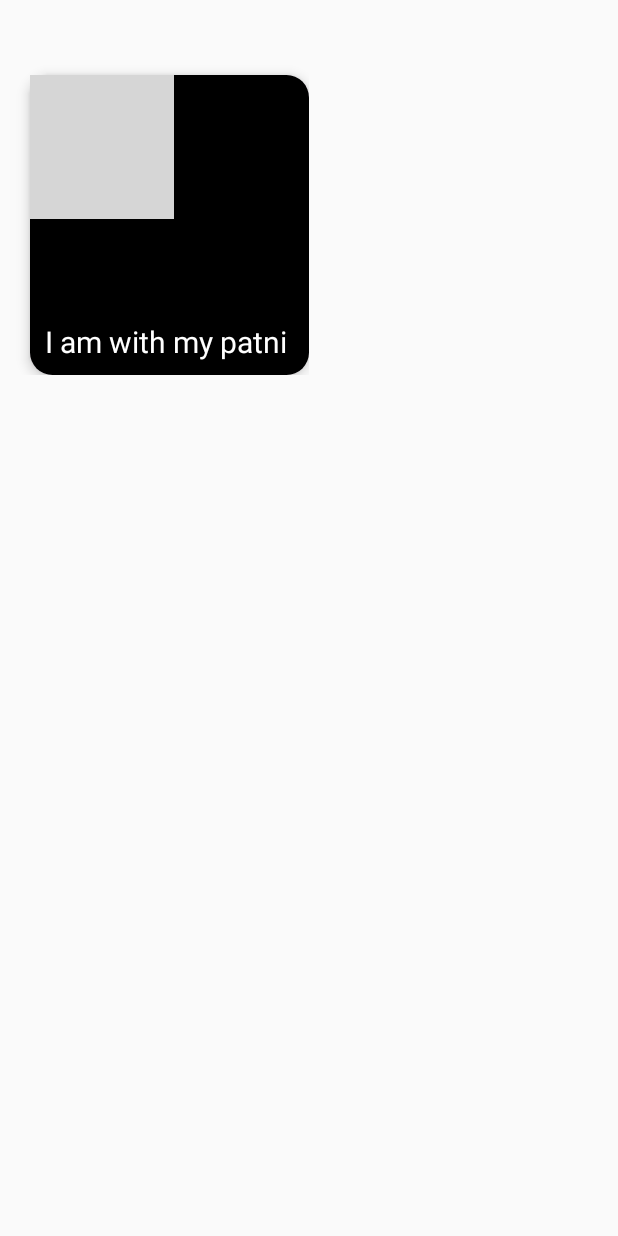
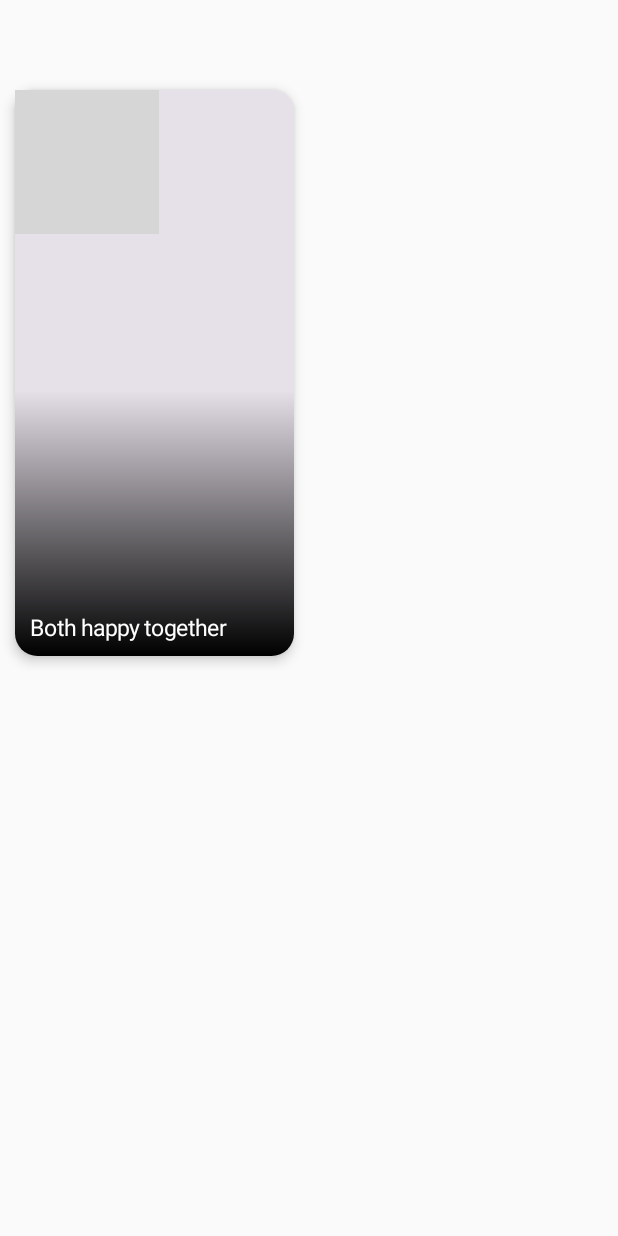
Before and after one commit to Sumant-Kushwaha/Jetpack-Compose, an Android app built with Jetpack Compose: the screen it shows after launch (MainActivity), on a phone screen of 412 x 824 dp. Run offline under Robolectric (Android 15) with nearby library versions, the phone set to English and light mode, and no system bars; grey boxes are pictures that could not be loaded.

Commit message:
Card updated

```diff
--- a/ComposeComponent/app/src/main/java/com/amigo/composecomponent/Cards.kt
+++ b/ComposeComponent/app/src/main/java/com/amigo/composecomponent/Cards.kt
@@ -8,38 +8,23 @@ import androidx.compose.foundation.layout.fillMaxSize
 import androidx.compose.foundation.layout.fillMaxWidth
 import androidx.compose.foundation.layout.height
 import androidx.compose.foundation.layout.padding
-import androidx.compose.foundation.layout.width
 import androidx.compose.foundation.shape.RoundedCornerShape
 import androidx.compose.material3.Card
 import androidx.compose.material3.CardDefaults
-import androidx.compose.material3.CardElevation
 import androidx.compose.material3.Text
 import androidx.compose.runtime.Composable
 import androidx.compose.ui.Alignment
 import androidx.compose.ui.Modifier
 import androidx.compose.ui.graphics.Brush
 import androidx.compose.ui.graphics.Color
+import androidx.compose.ui.graphics.painter.Painter
 import androidx.compose.ui.layout.ContentScale
-import androidx.compose.ui.res.painterResource
 import androidx.compose.ui.text.TextStyle
-import androidx.compose.ui.tooling.preview.Preview
 import androidx.compose.ui.unit.dp
 import androidx.compose.ui.unit.sp
 
-@Preview(showBackground = true, showSystemUi = true)
 @Composable
-fun PreviewFunction() {
-    Box(
-        modifier = Modifier
-            .fillMaxWidth(.5f)
-            .padding(20.dp, top = 50.dp)
-    ) {
-        ImageCard()
-    }
-}
-
-@Composable
-fun ImageCard() {
+fun ImageCard(painter: Painter, description: String, title: String) {
     Card(
         modifier = Modifier
             .fillMaxWidth(),
@@ -48,14 +33,13 @@ fun ImageCard() {
     ) {
         Box(
             modifier = Modifier
-                .height(200.dp)
+                .fillMaxHeight(.5f)
         ) {
             Image(
-                painterResource(R.drawable.image),
-                contentDescription = "Me and my wife",
+                painter,
+                description,
                 contentScale = ContentScale.Crop
             )
-
             Box(
                 modifier = Modifier
                     .fillMaxSize()
@@ -69,21 +53,13 @@ fun ImageCard() {
                         )
                     )
             )
-            Box(
-                modifier = Modifier
-                    .fillMaxSize()
-                    .padding(10.dp),
-                contentAlignment = Alignment.BottomStart
-            ) {
-                Text(
-                    text = "I am with my patni",
-                    style = TextStyle(
-                        fontSize = 20.sp,
-                        color = Color.White
-                    )
-                )
+            Box(modifier= Modifier
+                .fillMaxSize()
+                .padding(10.dp),
+                contentAlignment = Alignment.BottomStart){
+                Text(text = title,
+                    style = TextStyle(Color.White, fontSize = 15.sp))
             }
         }
-
     }
 }
--- a/ComposeComponent/app/src/main/java/com/amigo/composecomponent/MainActivity.kt
+++ b/ComposeComponent/app/src/main/java/com/amigo/composecomponent/MainActivity.kt
@@ -4,13 +4,20 @@ import android.os.Bundle
 import androidx.activity.ComponentActivity
 import androidx.activity.compose.setContent
 import androidx.activity.enableEdgeToEdge
+import androidx.compose.foundation.layout.Column
+import androidx.compose.foundation.layout.Row
+import androidx.compose.foundation.layout.fillMaxHeight
 import androidx.compose.foundation.layout.fillMaxSize
+import androidx.compose.foundation.layout.fillMaxWidth
 import androidx.compose.foundation.layout.padding
 import androidx.compose.material3.Scaffold
 import androidx.compose.material3.Text
 import androidx.compose.runtime.Composable
 import androidx.compose.ui.Modifier
+import androidx.compose.ui.graphics.painter.Painter
+import androidx.compose.ui.res.painterResource
 import androidx.compose.ui.tooling.preview.Preview
+import androidx.compose.ui.unit.dp
 import com.amigo.composecomponent.ui.theme.ComposeComponentTheme
 
 class MainActivity : ComponentActivity() {
@@ -18,7 +25,12 @@ class MainActivity : ComponentActivity() {
         super.onCreate(savedInstanceState)
         enableEdgeToEdge()
         setContent {
-            PreviewFunction()
+            Column(modifier = Modifier
+                .fillMaxWidth(.5f)
+                .padding(10.dp)
+                .padding(top = 50.dp)) {
+            ImageCard(painterResource(R.drawable.image),"OMi and Sumant","Both happy together")
+            }
         }
     }
 }
```
Also changed, not shown: 7 other files.
